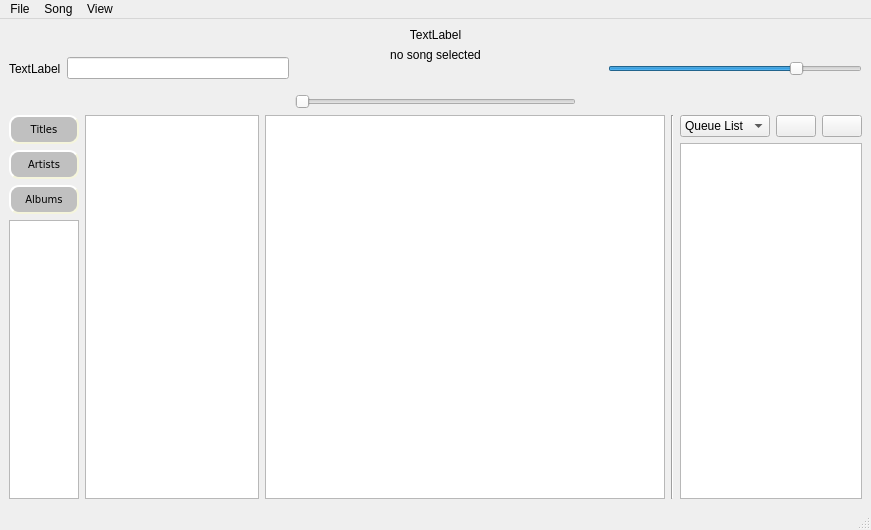
Qt form CODE/soundpp/soundpp-prototype/mainwindow.ui (b1t00/soundpp) before a commit.
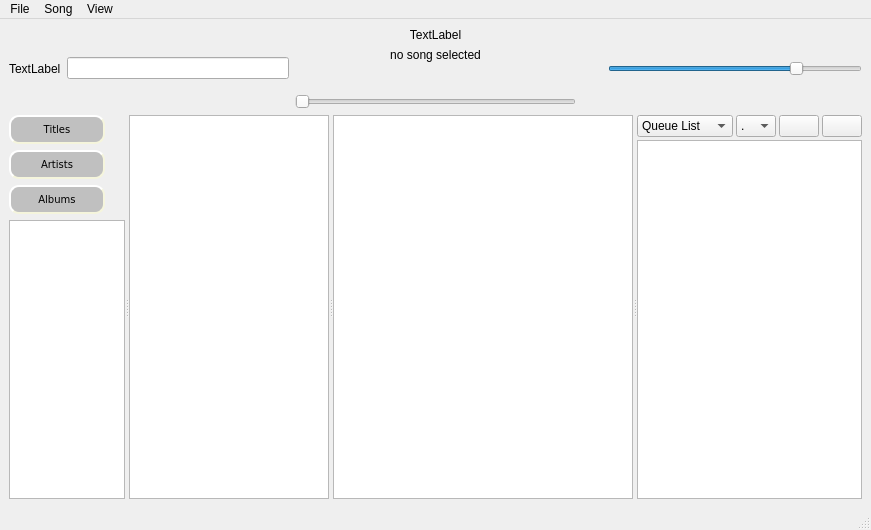
The same form after that commit. Icons and pictures are not drawn.

Commit message: added splitters to the gui - not best positions but

What changed in the file:
```diff
--- a/CODE/soundpp/soundpp-prototype/mainwindow.ui
+++ b/CODE/soundpp/soundpp-prototype/mainwindow.ui
@@ -183,8 +183,11 @@
      </layout>
     </item>
     <item>
-     <layout class="QHBoxLayout" name="horizontalLayout_3">
-      <item>
+     <widget class="QSplitter" name="splitter_3">
+      <property name="orientation">
+       <enum>Qt::Horizontal</enum>
+      </property>
+      <widget class="QWidget" name="">
        <layout class="QVBoxLayout" name="verticalLayout">
         <item>
          <layout class="QVBoxLayout" name="verticalLayout_2">
@@ -192,7 +195,7 @@
            <widget class="QPushButton" name="btn_titles">
             <property name="maximumSize">
              <size>
-              <width>96</width>
+              <width>146</width>
               <height>16777215</height>
              </size>
             </property>
@@ -218,7 +221,7 @@
            <widget class="QPushButton" name="btn_artists">
             <property name="maximumSize">
              <size>
-              <width>96</width>
+              <width>146</width>
               <height>16777215</height>
              </size>
             </property>
@@ -244,7 +247,7 @@
            <widget class="QPushButton" name="btn_albums">
             <property name="maximumSize">
              <size>
-              <width>96</width>
+              <width>146</width>
               <height>16777215</height>
              </size>
             </property>
@@ -270,7 +273,7 @@
            <widget class="QTableView" name="playlist_tableView">
             <property name="maximumSize">
              <size>
-              <width>100</width>
+              <width>120</width>
               <height>16777215</height>
              </size>
             </property>
@@ -279,20 +282,21 @@
          </layout>
         </item>
        </layout>
-      </item>
-      <item>
-       <layout class="QHBoxLayout" name="horizontalLayout">
-        <item>
+      </widget>
+      <widget class="QSplitter" name="splitter_2">
+       <property name="orientation">
+        <enum>Qt::Horizontal</enum>
+       </property>
          <widget class="QTableView" name="artists_tableView">
           <property name="minimumSize">
            <size>
-            <width>100</width>
+          <width>50</width>
             <height>0</height>
            </size>
           </property>
           <property name="maximumSize">
            <size>
-            <width>250</width>
+          <width>200</width>
             <height>16777215</height>
            </size>
           </property>
@@ -327,12 +331,20 @@
            <bool>true</bool>
           </attribute>
          </widget>
-        </item>
-        <item>
+       <widget class="QSplitter" name="splitter">
+        <property name="minimumSize">
+         <size>
+          <width>500</width>
+          <height>0</height>
+         </size>
+        </property>
+        <property name="orientation">
+         <enum>Qt::Horizontal</enum>
+        </property>
          <widget class="QTableView" name="songs_tableView">
           <property name="minimumSize">
            <size>
-            <width>400</width>
+           <width>300</width>
             <height>0</height>
            </size>
           </property>
@@ -369,27 +381,40 @@
           <property name="gridStyle">
            <enum>Qt::DashLine</enum>
           </property>
+         <property name="sortingEnabled">
+          <bool>true</bool>
+         </property>
           <attribute name="horizontalHeaderCascadingSectionResizes">
            <bool>true</bool>
           </attribute>
           <attribute name="horizontalHeaderStretchLastSection">
            <bool>true</bool>
           </attribute>
-         </widget>
-        </item>
-        <item>
-         <widget class="Line" name="line">
-          <property name="orientation">
-           <enum>Qt::Vertical</enum>
-          </property>
-         </widget>
-        </item>
-        <item>
+         <attribute name="verticalHeaderMinimumSectionSize">
+          <number>10</number>
+         </attribute>
+        </widget>
+        <widget class="QWidget" name="">
          <layout class="QVBoxLayout" name="verticalLayout_4">
+          <property name="spacing">
+           <number>3</number>
+          </property>
           <item>
-           <layout class="QHBoxLayout" name="horizontalLayout_11">
+           <layout class="QHBoxLayout" name="horizontalLayout">
             <item>
              <widget class="QComboBox" name="comboBox">
+              <property name="minimumSize">
+               <size>
+                <width>80</width>
+                <height>0</height>
+               </size>
+              </property>
+              <property name="maximumSize">
+               <size>
+                <width>100</width>
+                <height>16777215</height>
+               </size>
+              </property>
               <item>
                <property name="text">
                 <string>Queue List</string>
@@ -402,8 +427,61 @@
               </item>
              </widget>
             </item>
+            <item>
+             <widget class="QComboBox" name="comboBox_playingStyle">
+              <property name="minimumSize">
+               <size>
+                <width>40</width>
+                <height>0</height>
+               </size>
+              </property>
+              <property name="maximumSize">
+               <size>
+                <width>40</width>
+                <height>16777215</height>
+               </size>
+              </property>
+              <item>
+               <property name="text">
+                <string>.</string>
+               </property>
+              </item>
+              <item>
+               <property name="text">
+                <string>&gt;|</string>
+               </property>
+              </item>
+              <item>
+               <property name="text">
+                <string>&gt;&gt;</string>
+               </property>
+              </item>
+              <item>
+               <property name="text">
+                <string>o</string>
+               </property>
+              </item>
+              <item>
+               <property name="text">
+                <string>O</string>
+               </property>
+              </item>
+             </widget>
+            </item>
             <item>
              <widget class="QPushButton" name="btn_shuffle">
+              <property name="minimumSize">
+               <size>
+                <width>30</width>
+                <height>0</height>
+               </size>
+              </property>
+              <property name="maximumSize">
+               <size>
+                <width>40</width>
+                <height>16777215</height>
+               </size>
+              </property>
               <property name="text">
                <string/>
               </property>
@@ -411,6 +489,18 @@
             </item>
             <item>
              <widget class="QPushButton" name="btn_loop">
+              <property name="minimumSize">
+               <size>
+                <width>30</width>
+                <height>0</height>
+               </size>
+              </property>
+              <property name="maximumSize">
+               <size>
+                <width>40</width>
+                <height>16777215</height>
+               </size>
+              </property>
               <property name="text">
                <string/>
               </property>
@@ -435,13 +525,16 @@
             <attribute name="horizontalHeaderVisible">
              <bool>false</bool>
             </attribute>
+            <attribute name="horizontalHeaderStretchLastSection">
+             <bool>true</bool>
+            </attribute>
            </widget>
           </item>
          </layout>
-        </item>
-       </layout>
-      </item>
-     </layout>
+        </widget>
+       </widget>
+      </widget>
+     </widget>
     </item>
    </layout>
   </widget>
```
Lines whose indentation alone changed are shown as unchanged. The commit also changes 4 other files.
